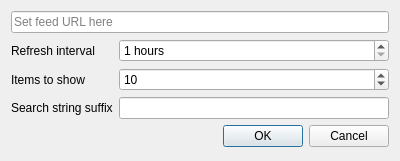
Above: settingsdlg.ui from viranch/mytv before the change. Below: the same form after it.
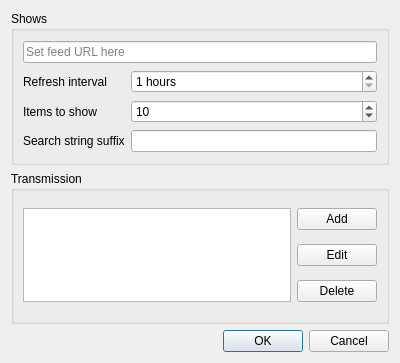
That is the form after the change.

Commit message: Implement transmission integration for adding torrents to download using RPC API calls

Patch:
```diff
--- a/settingsdlg.ui
+++ b/settingsdlg.ui
@@ -7,13 +7,29 @@
     <x>0</x>
     <y>0</y>
     <width>400</width>
-    <height>161</height>
+    <height>363</height>
    </rect>
   </property>
   <property name="windowTitle">
    <string>Dialog</string>
   </property>
   <layout class="QGridLayout" name="gridLayout">
+   <item row="5" column="0" colspan="2">
+    <widget class="QDialogButtonBox" name="buttonBox">
+     <property name="orientation">
+      <enum>Qt::Horizontal</enum>
+     </property>
+     <property name="standardButtons">
+      <set>QDialogButtonBox::Cancel|QDialogButtonBox::Ok</set>
+     </property>
+    </widget>
+   </item>
+   <item row="3" column="0" colspan="2">
+    <widget class="QGroupBox" name="groupBox">
+     <property name="title">
+      <string>Shows</string>
+     </property>
+     <layout class="QGridLayout" name="gridLayout_2">
    <item row="2" column="0">
     <widget class="QLabel" name="label_3">
      <property name="text">
@@ -21,23 +37,6 @@
      </property>
     </widget>
    </item>
-   <item row="1" column="0">
-    <widget class="QLabel" name="label_2">
-     <property name="text">
-      <string>Refresh interval</string>
-     </property>
-    </widget>
-   </item>
-   <item row="3" column="0">
-    <widget class="QLabel" name="label">
-     <property name="text">
-      <string>Search string suffix</string>
-     </property>
-    </widget>
-   </item>
-   <item row="3" column="1">
-    <widget class="QLineEdit" name="searchSuffix"/>
-   </item>
    <item row="2" column="1">
     <widget class="QSpinBox" name="itemCount">
      <property name="minimum">
@@ -48,6 +47,13 @@
      </property>
     </widget>
    </item>
+      <item row="1" column="0">
+       <widget class="QLabel" name="label_2">
+        <property name="text">
+         <string>Refresh interval</string>
+        </property>
+       </widget>
+      </item>
    <item row="1" column="1">
     <widget class="QSpinBox" name="interval">
      <property name="suffix">
@@ -61,6 +67,16 @@
      </property>
     </widget>
    </item>
+      <item row="3" column="0">
+       <widget class="QLabel" name="label">
+        <property name="text">
+         <string>Search string suffix</string>
+        </property>
+       </widget>
+      </item>
+      <item row="3" column="1">
+       <widget class="QLineEdit" name="searchSuffix"/>
+      </item>
    <item row="0" column="0" colspan="2">
     <widget class="QLineEdit" name="feedUrl">
      <property name="placeholderText">
@@ -68,14 +84,40 @@
      </property>
     </widget>
    </item>
+     </layout>
+    </widget>
+   </item>
    <item row="4" column="0" colspan="2">
-    <widget class="QDialogButtonBox" name="buttonBox">
-     <property name="orientation">
-      <enum>Qt::Horizontal</enum>
+    <widget class="QGroupBox" name="groupBox_2">
+     <property name="title">
+      <string>Transmission</string>
      </property>
-     <property name="standardButtons">
-      <set>QDialogButtonBox::Cancel|QDialogButtonBox::Ok</set>
-     </property>
+     <layout class="QGridLayout" name="gridLayout_3">
+      <item row="1" column="1">
+       <widget class="QPushButton" name="editBtn">
+        <property name="text">
+         <string>Edit</string>
+        </property>
+       </widget>
+      </item>
+      <item row="0" column="1">
+       <widget class="QPushButton" name="addbtn">
+        <property name="text">
+         <string>Add</string>
+        </property>
+       </widget>
+      </item>
+      <item row="2" column="1">
+       <widget class="QPushButton" name="deleteBtn">
+        <property name="text">
+         <string>Delete</string>
+        </property>
+       </widget>
+      </item>
+      <item row="0" column="0" rowspan="3">
+       <widget class="QListWidget" name="listWidget"/>
+      </item>
+     </layout>
     </widget>
    </item>
   </layout>
```
Left out of the diff: 4 changed lines with no effect on the pictures. Lines whose indentation alone changed are shown as unchanged. The commit also changes 12 other files.
